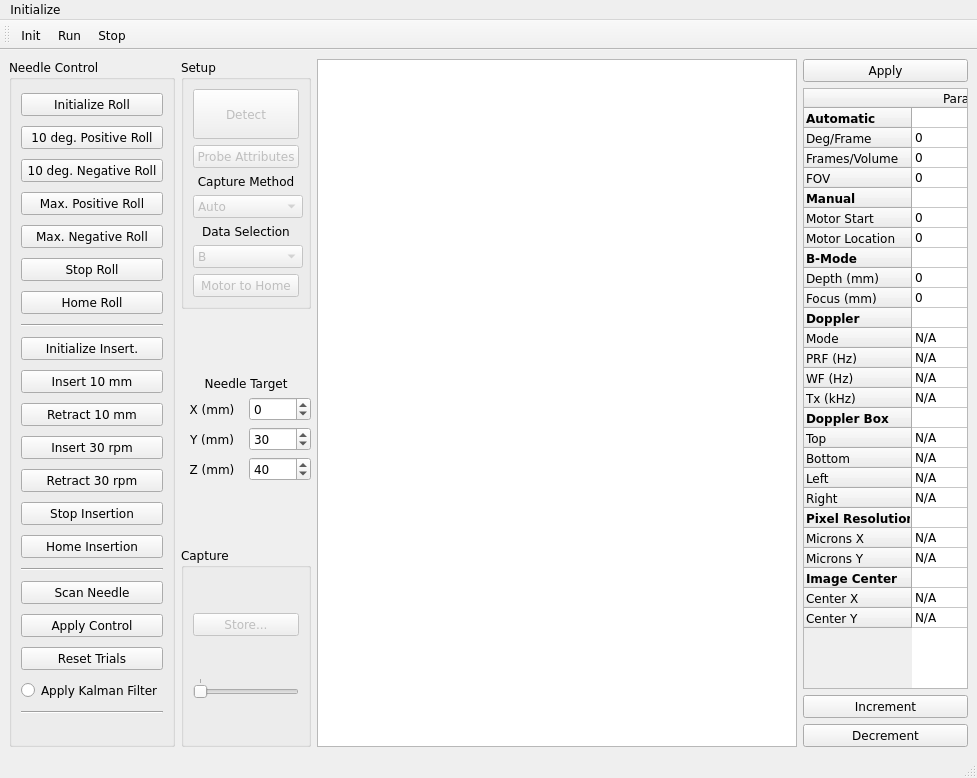
Old version of the form src/RealTimeUltrasteer/propello.ui in the repository josephgreer/ultrasteer.
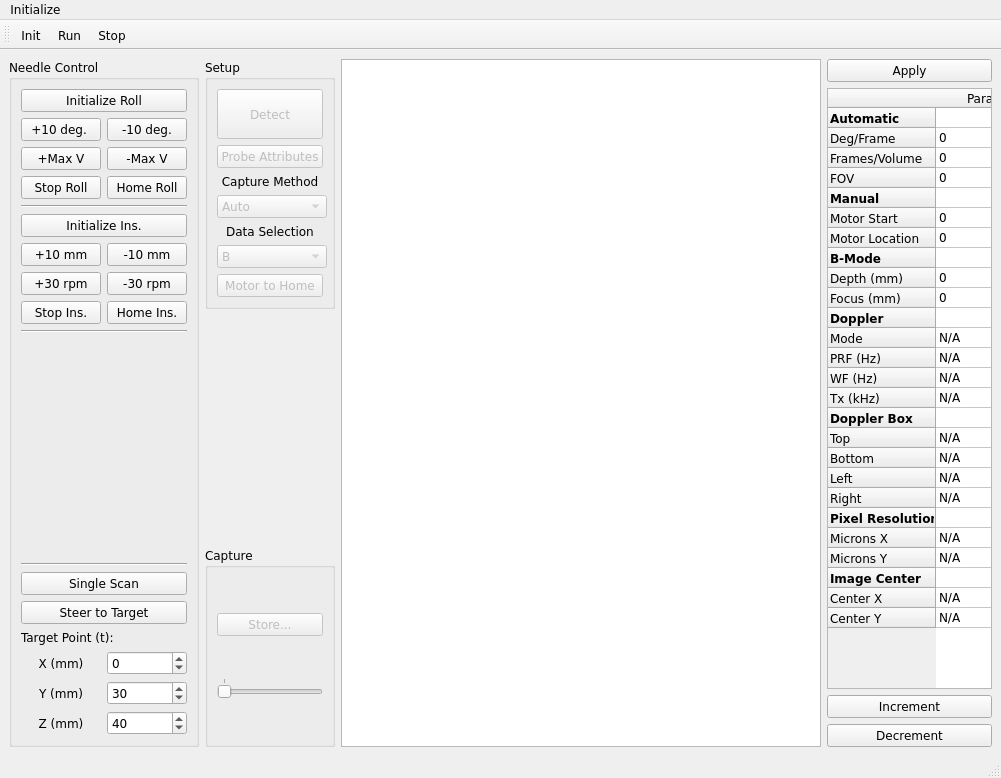
New version of the form. Icons and pictures are not drawn. Custom widgets are drawn as their Qt base class.

Commit message: Changed to continuous control. Removed image analysis from control project.

```diff
--- a/src/RealTimeUltrasteer/propello.ui
+++ b/src/RealTimeUltrasteer/propello.ui
@@ -45,33 +45,43 @@
         </widget>
        </item>
        <item>
+        <layout class="QHBoxLayout" name="horizontalLayout_2">
+         <item>
         <widget class="QPushButton" name="r_incRollPos">
          <property name="text">
-          <string>10 deg. Positive Roll</string>
+            <string>+10 deg. </string>
          </property>
         </widget>
        </item>
        <item>
         <widget class="QPushButton" name="r_incRollNeg">
          <property name="text">
-          <string>10 deg. Negative Roll</string>
+            <string>-10 deg.</string>
          </property>
         </widget>
        </item>
+        </layout>
+       </item>
+       <item>
+        <layout class="QHBoxLayout" name="horizontalLayout_3">
        <item>
         <widget class="QPushButton" name="r_maxRollPos">
          <property name="text">
-          <string>Max. Positive Roll</string>
+            <string>+Max V</string>
          </property>
         </widget>
        </item>
        <item>
         <widget class="QPushButton" name="r_maxRollNeg">
          <property name="text">
-          <string>Max. Negative Roll</string>
+            <string>-Max V</string>
          </property>
         </widget>
        </item>
+        </layout>
+       </item>
+       <item>
+        <layout class="QHBoxLayout" name="horizontalLayout_4">
        <item>
         <widget class="QPushButton" name="r_stopRoll">
          <property name="text">
@@ -86,6 +96,8 @@
          </property>
         </widget>
        </item>
+        </layout>
+       </item>
        <item>
         <widget class="Line" name="line">
          <property name="orientation">
@@ -96,51 +108,63 @@
        <item>
         <widget class="QPushButton" name="r_initInsertion">
          <property name="text">
-          <string>Initialize Insert.</string>
+          <string>Initialize Ins.</string>
          </property>
         </widget>
        </item>
+       <item>
+        <layout class="QHBoxLayout" name="horizontalLayout_5">
        <item>
         <widget class="QPushButton" name="r_incInsPos">
          <property name="text">
-          <string>Insert 10 mm</string>
+            <string>+10 mm</string>
          </property>
         </widget>
        </item>
        <item>
         <widget class="QPushButton" name="r_incInsNeg">
          <property name="text">
-          <string>Retract 10 mm</string>
+            <string>-10 mm</string>
          </property>
         </widget>
        </item>
+        </layout>
+       </item>
+       <item>
+        <layout class="QHBoxLayout" name="horizontalLayout_6">
        <item>
         <widget class="QPushButton" name="r_maxInsPos">
          <property name="text">
-          <string>Insert 30 rpm</string>
+            <string>+30 rpm</string>
          </property>
         </widget>
        </item>
        <item>
         <widget class="QPushButton" name="r_maxInsNeg">
          <property name="text">
-          <string>Retract 30 rpm</string>
+            <string>-30 rpm</string>
          </property>
         </widget>
        </item>
+        </layout>
+       </item>
+       <item>
+        <layout class="QHBoxLayout" name="horizontalLayout_7">
        <item>
         <widget class="QPushButton" name="r_stopIns">
          <property name="text">
-          <string>Stop Insertion</string>
+            <string>Stop Ins.</string>
          </property>
         </widget>
        </item>
        <item>
         <widget class="QPushButton" name="r_homeIns">
          <property name="text">
-          <string>Home Insertion</string>
-         </property>
-        </widget>
+            <string>Home Ins.</string>
+           </property>
+          </widget>
+         </item>
+        </layout>
        </item>
        <item>
         <widget class="Line" name="line_2">
@@ -149,40 +173,125 @@
          </property>
         </widget>
        </item>
+       <item>
+        <spacer name="verticalSpacer_4">
+         <property name="orientation">
+          <enum>Qt::Vertical</enum>
+         </property>
+         <property name="sizeHint" stdset="0">
+          <size>
+           <width>20</width>
+           <height>40</height>
+          </size>
+         </property>
+        </spacer>
+       </item>
+       <item>
+        <widget class="Line" name="line_4">
+         <property name="orientation">
+          <enum>Qt::Horizontal</enum>
+         </property>
+        </widget>
+       </item>
        <item>
         <widget class="QPushButton" name="r_scanNeedle">
          <property name="text">
-          <string>Scan Needle</string>
+          <string>Single Scan</string>
          </property>
         </widget>
        </item>
        <item>
         <widget class="QPushButton" name="r_applyControl">
          <property name="text">
-          <string>Apply Control</string>
+          <string>Steer to Target</string>
          </property>
         </widget>
        </item>
        <item>
-        <widget class="QPushButton" name="resetTrials">
+        <widget class="QLabel" name="label_4">
          <property name="text">
-          <string>Reset Trials</string>
+          <string>Target Point (t):</string>
          </property>
         </widget>
        </item>
        <item>
-        <widget class="QRadioButton" name="kalmanFilter">
+        <layout class="QGridLayout" name="gridLayout">
+         <item row="0" column="0">
+          <widget class="QLabel" name="label">
          <property name="text">
-          <string>Apply Kalman Filter</string>
-         </property>
-        </widget>
-       </item>
-       <item>
-        <widget class="Line" name="line_3">
-         <property name="orientation">
-          <enum>Qt::Horizontal</enum>
-         </property>
-        </widget>
+            <string>X (mm)</string>
+           </property>
+           <property name="alignment">
+            <set>Qt::AlignCenter</set>
+           </property>
+          </widget>
+         </item>
+         <item row="1" column="1">
+          <widget class="QSpinBox" name="target_y">
+           <property name="minimum">
+            <number>10</number>
+           </property>
+           <property name="maximum">
+            <number>200</number>
+           </property>
+           <property name="singleStep">
+            <number>10</number>
+           </property>
+           <property name="value">
+            <number>30</number>
+           </property>
+          </widget>
+         </item>
+         <item row="2" column="0">
+          <widget class="QLabel" name="label_3">
+           <property name="text">
+            <string>Z (mm)</string>
+           </property>
+           <property name="alignment">
+            <set>Qt::AlignCenter</set>
+           </property>
+          </widget>
+         </item>
+         <item row="0" column="1">
+          <widget class="QSpinBox" name="target_x">
+           <property name="minimum">
+            <number>-100</number>
+           </property>
+           <property name="maximum">
+            <number>100</number>
+           </property>
+           <property name="singleStep">
+            <number>10</number>
+           </property>
+          </widget>
+         </item>
+         <item row="1" column="0">
+          <widget class="QLabel" name="label_2">
+           <property name="text">
+            <string>Y (mm)</string>
+           </property>
+           <property name="alignment">
+            <set>Qt::AlignCenter</set>
+           </property>
+          </widget>
+         </item>
+         <item row="2" column="1">
+          <widget class="QSpinBox" name="target_z">
+           <property name="minimum">
+            <number>-500</number>
+           </property>
+           <property name="maximum">
+            <number>500</number>
+           </property>
+           <property name="singleStep">
+            <number>10</number>
+           </property>
+           <property name="value">
+            <number>40</number>
+           </property>
+          </widget>
+         </item>
+        </layout>
        </item>
       </layout>
      </widget>
@@ -355,112 +464,6 @@
         </property>
        </spacer>
       </item>
-      <item>
-       <widget class="QLabel" name="label_4">
-        <property name="text">
-         <string>Needle Target</string>
-        </property>
-        <property name="alignment">
-         <set>Qt::AlignCenter</set>
-        </property>
-       </widget>
-      </item>
-      <item>
-       <layout class="QVBoxLayout" name="verticalLayout_5">
-        <item>
-         <layout class="QGridLayout" name="gridLayout">
-          <item row="0" column="0">
-           <widget class="QLabel" name="label">
-            <property name="text">
-             <string>X (mm)</string>
-            </property>
-            <property name="alignment">
-             <set>Qt::AlignCenter</set>
-            </property>
-           </widget>
-          </item>
-          <item row="1" column="1">
-           <widget class="QSpinBox" name="target_y">
-            <property name="minimum">
-             <number>10</number>
-            </property>
-            <property name="maximum">
-             <number>200</number>
-            </property>
-            <property name="singleStep">
-             <number>10</number>
-            </property>
-            <property name="value">
-             <number>30</number>
-            </property>
-           </widget>
-          </item>
-          <item row="2" column="0">
-           <widget class="QLabel" name="label_3">
-            <property name="text">
-             <string>Z (mm)</string>
-            </property>
-            <property name="alignment">
-             <set>Qt::AlignCenter</set>
-            </property>
-           </widget>
-          </item>
-          <item row="0" column="1">
-           <widget class="QSpinBox" name="target_x">
-            <property name="minimum">
-             <number>-100</number>
-            </property>
-            <property name="maximum">
-             <number>100</number>
-            </property>
-            <property name="singleStep">
-             <number>10</number>
-            </property>
-           </widget>
-          </item>
-          <item row="1" column="0">
-           <widget class="QLabel" name="label_2">
-            <property name="text">
-             <string>Y (mm)</string>
-            </property>
-            <property name="alignment">
-             <set>Qt::AlignCenter</set>
-            </property>
-           </widget>
-          </item>
-          <item row="2" column="1">
-           <widget class="QSpinBox" name="target_z">
-            <property name="minimum">
-             <number>-500</number>
-            </property>
-            <property name="maximum">
-             <number>500</number>
-            </property>
-            <property name="singleStep">
-             <number>10</number>
-            </property>
-            <property name="value">
-             <number>40</number>
-            </property>
-           </widget>
-          </item>
-         </layout>
-        </item>
-       </layout>
-      </item>
-      <item>
-       <spacer name="verticalSpacer_2">
-        <property name="orientation">
-         <enum>Qt::Vertical</enum>
-        </property>
-        <property name="sizeHint" stdset="0">
-         <size>
-          <width>20</width>
-          <height>40</height>
-         </size>
-        </property>
-       </spacer>
-      </item>
       <item>
        <widget class="QGroupBox" name="wStoreGroup">
         <property name="minimumSize">
```
Left out of the diff: 250 changed lines with no effect on the pictures. Lines whose indentation alone changed are shown as unchanged. The commit also changes 6 other files.
